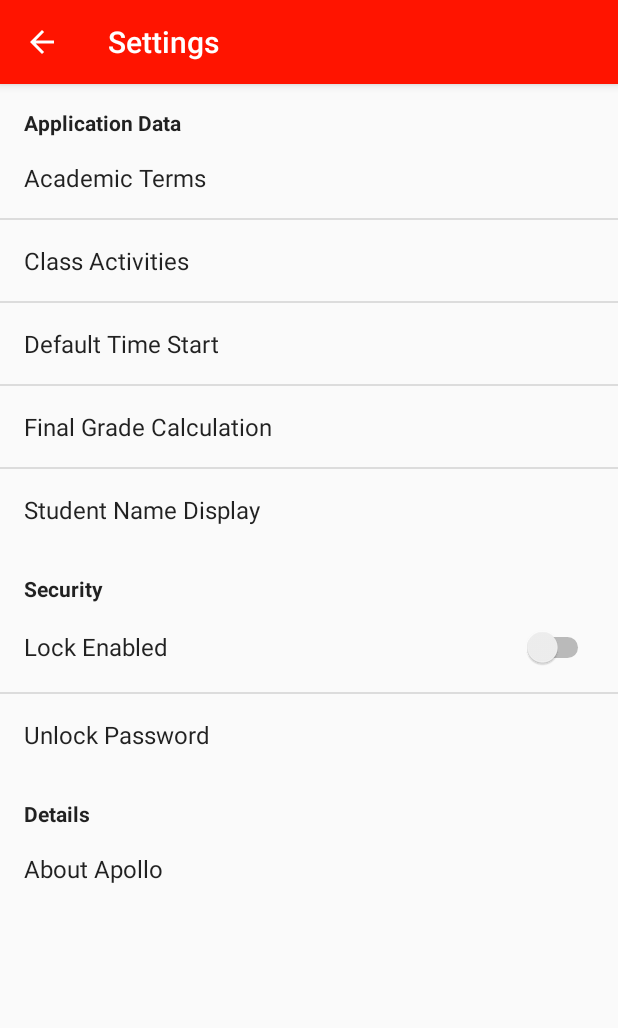
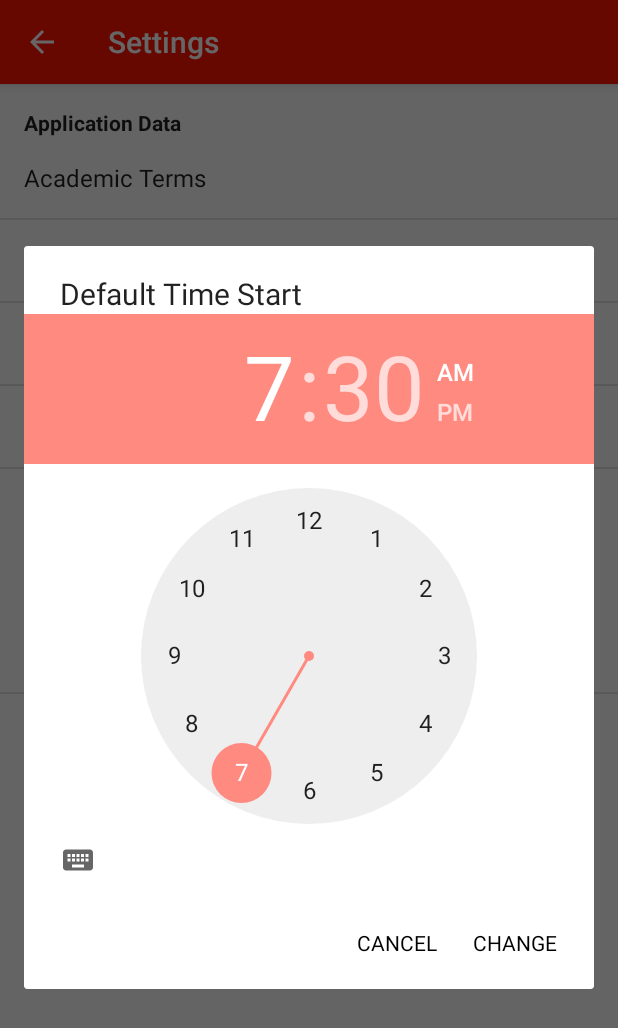
Before and after one commit to polybugger/ApolloV3, an Android app: the SettingsActivity screen opened directly, with no data from a screen before it, after a tap on "Default Time Start", on a phone screen of 412 x 824 dp. Shown: the top 1028 px of the screen. Run offline under Robolectric (Android 15) with nearby library versions, the phone set to English and light mode, and no system bars.

Commit message:
added DefaultTimeStartDialogFragment and functionality

```diff
--- /dev/null
+++ b/app/src/main/java/net/polybugger/apollot/DefaultTimeStartDialogFragment.java
@@ -0,0 +1,103 @@
+package net.polybugger.apollot;
+
+import android.app.Activity;
+import android.app.Dialog;
+import android.content.DialogInterface;
+import android.content.SharedPreferences;
+import android.os.Build;
+import android.os.Bundle;
+import android.support.v7.app.AlertDialog;
+import android.support.v7.app.AppCompatDialogFragment;
+import android.support.v7.preference.PreferenceManager;
+import android.view.View;
+import android.widget.Button;
+import android.widget.TimePicker;
+
+import java.text.SimpleDateFormat;
+import java.util.Calendar;
+import java.util.Date;
+
+import net.polybugger.apollot.db.DateTimeFormat;
+
+public class DefaultTimeStartDialogFragment extends AppCompatDialogFragment {
+
+    public interface Listener {
+        void onChangeDefaultTimeStart(final String message);
+    }
+
+    public static final String TAG = "net.polybugger.apollot.default_time_start_dialog_fragment";
+
+    private Listener mListener;
+    private TimePicker mTimePicker;
+
+    public static DefaultTimeStartDialogFragment newInstance() {
+        return new DefaultTimeStartDialogFragment();
+    }
+
+    @Override
+    public Dialog onCreateDialog(Bundle savedInstanceState) {
+        View view = getActivity().getLayoutInflater().inflate(R.layout.dialog_fragment_default_time_start, null);
+        mTimePicker = (TimePicker) view.findViewById(R.id.time_picker);
+        mTimePicker.setIs24HourView(false);
+        final SimpleDateFormat sdf = new SimpleDateFormat(DateTimeFormat.TIME_DISPLAY_TEMPLATE, getResources().getConfiguration().locale);
+        final SharedPreferences sharedPref = PreferenceManager.getDefaultSharedPreferences(getActivity().getApplicationContext());
+        Date defaultTimeStart;
+        try {
+            defaultTimeStart = sdf.parse(sharedPref.getString(getString(R.string.default_time_start_key), getString(R.string.default_time_start_time)));
+        }
+        catch(Exception e) {
+            defaultTimeStart = new Date();
+        }
+        Calendar cal = Calendar.getInstance();
+        cal.setTime(defaultTimeStart);
+        if(Build.VERSION.SDK_INT >= 23 ) {
+            mTimePicker.setHour(cal.get(Calendar.HOUR_OF_DAY));
+            mTimePicker.setMinute(cal.get(Calendar.MINUTE));
+        }
+        else {
+            mTimePicker.setCurrentHour(cal.get(Calendar.HOUR_OF_DAY));
+            mTimePicker.setCurrentMinute(cal.get(Calendar.MINUTE));
+        }
+        final AlertDialog d = new AlertDialog.Builder(getActivity())
+                .setTitle(R.string.default_time_start)
+                .setView(view)
+                .setNegativeButton(R.string.cancel, null)
+                .setPositiveButton(R.string.change, null)
+                .create();
+        d.setOnShowListener(new DialogInterface.OnShowListener() {
+            @Override
+            public void onShow(DialogInterface dialog) {
+                Button b = d.getButton(AlertDialog.BUTTON_POSITIVE);
+                b.setOnClickListener(new View.OnClickListener() {
+                    @Override
+                    public void onClick(View view) {
+                        Calendar cal = Calendar.getInstance();
+                        if(Build.VERSION.SDK_INT >= 23 ) {
+                            cal.set(Calendar.HOUR_OF_DAY, mTimePicker.getHour());
+                            cal.set(Calendar.MINUTE, mTimePicker.getMinute());
+                        }
+                        else {
+                            cal.set(Calendar.HOUR_OF_DAY, mTimePicker.getCurrentHour());
+                            cal.set(Calendar.MINUTE, mTimePicker.getCurrentMinute());
+                        }
+                        sharedPref.edit().putString(getString(R.string.default_time_start_key), sdf.format(cal.getTime())).apply();
+                        mListener.onChangeDefaultTimeStart(getString(R.string.default_time_start_changed));
+                        dismiss();
+                    }
+                });
+            }
+        });
+        return d;
+    }
+
+    @Override
+    public void onAttach(Activity activity) {
+        super.onAttach(activity);
+        try {
+            mListener = (Listener) activity;
+        }
+        catch(ClassCastException e) {
+            throw new ClassCastException(activity.toString() + " must implement " + Listener.class.toString());
+        }
+    }
+}
--- a/app/src/main/java/net/polybugger/apollot/SettingsActivity.java
+++ b/app/src/main/java/net/polybugger/apollot/SettingsActivity.java
@@ -14,7 +14,8 @@ import android.widget.CompoundButton;
 import android.widget.Switch;
 
 public class SettingsActivity extends AppCompatActivity implements UnlockPasswordChangeDialogFragment.Listener,
-        StudentNameDisplayDialogFragment.Listener {
+        StudentNameDisplayDialogFragment.Listener,
+        DefaultTimeStartDialogFragment.Listener {
 
     private Switch mLockEnabledSwitch;
 
@@ -48,7 +49,12 @@ public class SettingsActivity extends AppCompatActivity implements UnlockPasswor
         defaultTimeStartSettingsItem.setOnClickListener(new View.OnClickListener() {
             @Override
             public void onClick(View v) {
-
+                FragmentManager fm = getSupportFragmentManager();
+                DefaultTimeStartDialogFragment df = (DefaultTimeStartDialogFragment) fm.findFragmentByTag(DefaultTimeStartDialogFragment.TAG);
+                if(df == null) {
+                    df = DefaultTimeStartDialogFragment.newInstance();
+                    df.show(fm, DefaultTimeStartDialogFragment.TAG);
+                }
             }
         });
 
@@ -151,4 +157,14 @@ public class SettingsActivity extends AppCompatActivity implements UnlockPasswor
             }
         }, 500);
     }
+
+    @Override
+    public void onChangeDefaultTimeStart(final String message) {
+        new Handler().postDelayed(new Runnable() {
+            @Override
+            public void run() {
+                Snackbar.make(findViewById(R.id.coordinator_layout), message, Snackbar.LENGTH_SHORT).show();
+            }
+        }, 500);
+    }
 }
--- /dev/null
+++ b/app/src/main/res/layout/dialog_fragment_default_time_start.xml
@@ -0,0 +1,17 @@
+<?xml version="1.0" encoding="utf-8"?>
+<LinearLayout
+    xmlns:android="http://schemas.android.com/apk/res/android"
+    xmlns:app="http://schemas.android.com/apk/res-auto"
+    android:layout_height="wrap_content"
+    android:layout_width="match_parent"
+    android:orientation="vertical"
+    app:layout_behavior="@string/appbar_scrolling_view_behavior">
+
+    <TimePicker
+        android:id="@+id/time_picker"
+        android:layout_height="wrap_content"
+        android:layout_width="match_parent"
+        android:textSize="@dimen/small_text_size"
+        android:timePickerMode="clock" />
+
+</LinearLayout>
--- a/app/src/main/res/values/defaults.xml
+++ b/app/src/main/res/values/defaults.xml
@@ -7,6 +7,8 @@
     <integer name="student_name_display_last_name_first_name">0</integer>
     <integer name="student_name_display_first_name_last_name">1</integer>
     <integer name="default_student_name_display">@integer/student_name_display_last_name_first_name</integer>
+
+    <string name="default_time_start_time">7:30 AM</string>
 
     <string name="default_academic_term_0">Fall</string>
     <string name="default_academic_term_1">Spring</string>
--- a/app/src/main/res/values/keys.xml
+++ b/app/src/main/res/values/keys.xml
@@ -5,5 +5,6 @@
     <string name="lock_enabled_key">net.polybugger.apollot.lock_enabled</string>
     <string name="unlock_password_key">net.polybugger.apollot.unlock_password</string>
     <string name="student_name_display_key">net.polybugger.apollot.student_name_display</string>
+    <string name="default_time_start_key">net.polybugger.apollot.default_time_start</string>
 
 </resources>
--- a/app/src/main/res/values/strings.xml
+++ b/app/src/main/res/values/strings.xml
@@ -79,5 +79,6 @@
     <string name="last_name_first_name">[Last Name], [First Name] [Middle Initial].</string>
     <string name="first_name_last_name">[First Name] [Middle Initial]. [Last Name]</string>
     <string name="student_name_display_changed">Student name display changed.</string>
+    <string name="default_time_start_changed">Default time start changed.</string>
 
 </resources>
```
Also changed, not shown: 1 other file.
